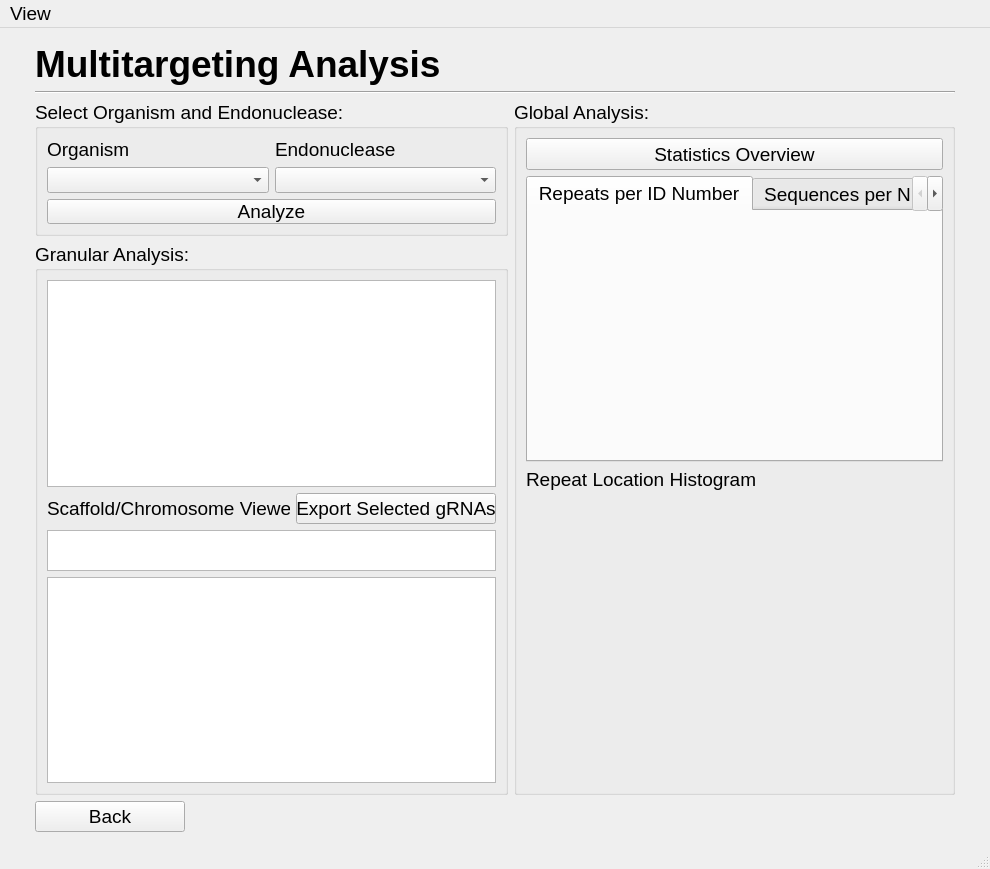
Qt form multitargetingwindow.ui (TrinhLab/CASPERapp) before a commit.
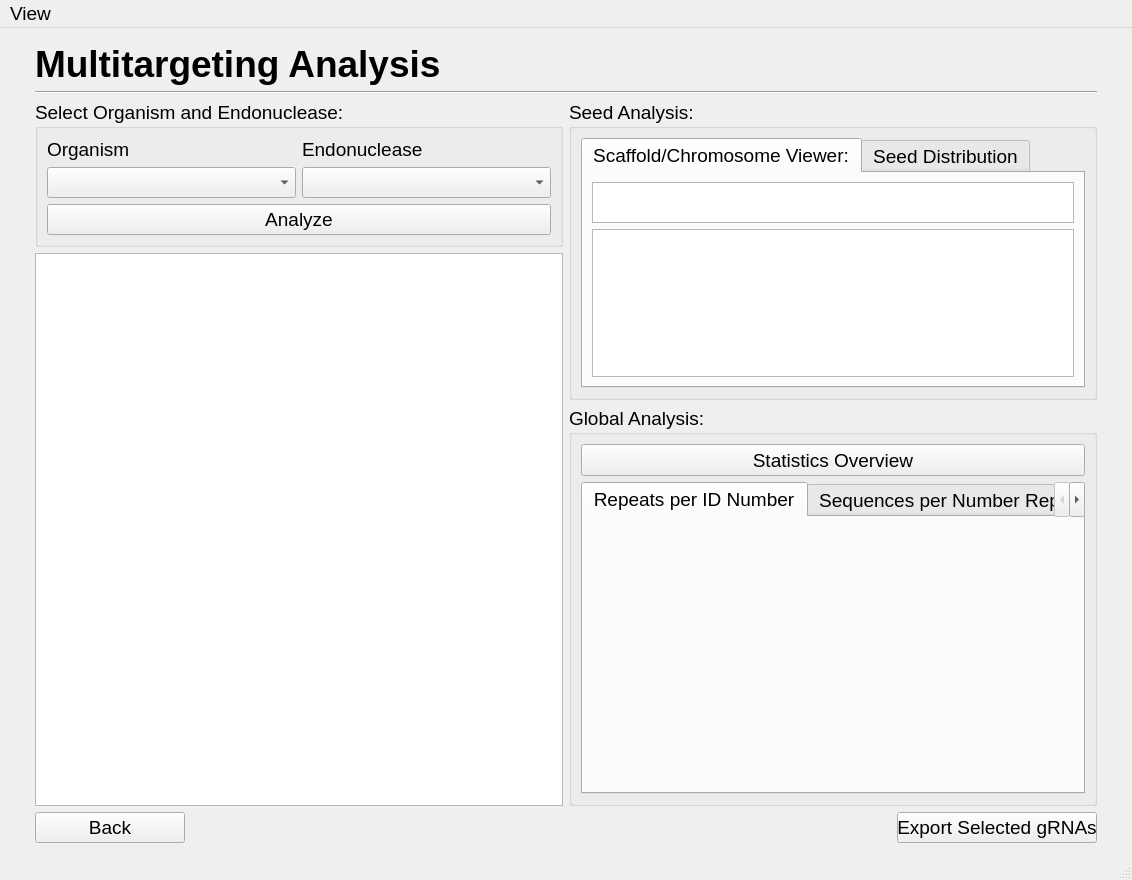
The same form after that commit. The open tabs and pages were chosen to show the change.

Commit message: Change layout of MT

What changed in the file:
```diff
--- a/multitargetingwindow.ui
+++ b/multitargetingwindow.ui
@@ -6,8 +6,8 @@
    <rect>
     <x>0</x>
     <y>0</y>
-    <width>990</width>
-    <height>869</height>
+    <width>1132</width>
+    <height>871</height>
    </rect>
   </property>
   <property name="font">
@@ -21,6 +21,22 @@
   </property>
   <widget class="QWidget" name="centralwidget">
    <layout class="QGridLayout" name="gridLayout">
+    <item row="5" column="1">
+     <widget class="QTableWidget" name="tableWidget">
+      <property name="minimumSize">
+       <size>
+        <width>400</width>
+        <height>0</height>
+       </size>
+      </property>
+      <property name="font">
+       <font>
+        <family>Arial</family>
+        <pointsize>14</pointsize>
+       </font>
+      </property>
+     </widget>
+    </item>
     <item row="13" column="1">
      <widget class="QPushButton" name="back_button">
       <property name="maximumSize">
@@ -54,111 +70,6 @@
       </property>
      </widget>
     </item>
-    <item row="4" column="2" rowspan="2">
-     <widget class="QGroupBox" name="groupBox_3">
-      <property name="sizePolicy">
-       <sizepolicy hsizetype="Expanding" vsizetype="Preferred">
-        <horstretch>0</horstretch>
-        <verstretch>0</verstretch>
-       </sizepolicy>
-      </property>
-      <property name="minimumSize">
-       <size>
-        <width>441</width>
-        <height>680</height>
-       </size>
-      </property>
-      <property name="title">
-       <string>Global Analysis:</string>
-      </property>
-      <layout class="QGridLayout" name="gridLayout_5">
-       <property name="sizeConstraint">
-        <enum>QLayout::SetDefaultConstraint</enum>
-       </property>
-       <item row="2" column="0">
-        <widget class="QLabel" name="label_4">
-         <property name="sizePolicy">
-          <sizepolicy hsizetype="Preferred" vsizetype="Fixed">
-           <horstretch>0</horstretch>
-           <verstretch>0</verstretch>
-          </sizepolicy>
-         </property>
-         <property name="font">
-          <font>
-           <family>Arial</family>
-           <pointsize>14</pointsize>
-          </font>
-         </property>
-         <property name="text">
-          <string>Repeat Location Histogram</string>
-         </property>
-        </widget>
-       </item>
-       <item row="0" column="0">
-        <widget class="QPushButton" name="statistics_overview">
-         <property name="maximumSize">
-          <size>
-           <width>16777215</width>
-           <height>32</height>
-          </size>
-         </property>
-         <property name="font">
-          <font>
-           <family>Arial</family>
-           <pointsize>14</pointsize>
-          </font>
-         </property>
-         <property name="text">
-          <string>Statistics Overview</string>
-         </property>
-        </widget>
-       </item>
-       <item row="1" column="0">
-        <widget class="QTabWidget" name="tabWidget">
-         <property name="sizePolicy">
-          <sizepolicy hsizetype="Preferred" vsizetype="Preferred">
-           <horstretch>0</horstretch>
-           <verstretch>0</verstretch>
-          </sizepolicy>
-         </property>
-         <property name="currentIndex">
-          <number>0</number>
-         </property>
-         <widget class="QWidget" name="tab">
-          <attribute name="title">
-           <string>Repeats per ID Number</string>
-          </attribute>
-          <layout class="QGridLayout" name="gridLayout_3">
-           <item row="0" column="0">
-            <widget class="QWidget" name="repeats_vs_seeds_line" native="true"/>
-           </item>
-          </layout>
-         </widget>
-         <widget class="QWidget" name="tab_2">
-          <attribute name="title">
-           <string>Sequences per Number Repeats</string>
-          </attribute>
-          <layout class="QGridLayout" name="gridLayout_4">
-           <item row="0" column="0">
-            <widget class="QWidget" name="seeds_vs_repeats_bar" native="true"/>
-           </item>
-          </layout>
-         </widget>
-        </widget>
-       </item>
-       <item row="3" column="0">
-        <widget class="QWidget" name="repeats_vs_chromo" native="true">
-         <property name="minimumSize">
-          <size>
-           <width>0</width>
-           <height>250</height>
-          </size>
-         </property>
-        </widget>
-       </item>
-      </layout>
-     </widget>
-    </item>
     <item row="4" column="1">
      <widget class="QGroupBox" name="groupBox">
       <property name="minimumSize">
@@ -227,102 +138,6 @@
       </layout>
      </widget>
     </item>
-    <item row="5" column="1">
-     <widget class="QGroupBox" name="groupBox_2">
-      <property name="sizePolicy">
-       <sizepolicy hsizetype="Expanding" vsizetype="Preferred">
-        <horstretch>0</horstretch>
-        <verstretch>0</verstretch>
-       </sizepolicy>
-      </property>
-      <property name="minimumSize">
-       <size>
-        <width>441</width>
-        <height>553</height>
-       </size>
-      </property>
-      <property name="title">
-       <string>Granular Analysis:</string>
-      </property>
-      <layout class="QGridLayout" name="gridLayout_6">
-       <item row="1" column="0">
-        <widget class="QLabel" name="label_5">
-         <property name="font">
-          <font>
-           <family>Arial</family>
-           <pointsize>14</pointsize>
-          </font>
-         </property>
-         <property name="text">
-          <string>Scaffold/Chromosome Viewer:</string>
-         </property>
-        </widget>
-       </item>
-       <item row="1" column="1">
-        <widget class="QPushButton" name="pushButton">
-         <property name="maximumSize">
-          <size>
-           <width>200</width>
-           <height>32</height>
-          </size>
-         </property>
-         <property name="font">
-          <font>
-           <family>Arial</family>
-           <pointsize>14</pointsize>
-          </font>
-         </property>
-         <property name="text">
-          <string>Export Selected gRNAs</string>
-         </property>
-        </widget>
-       </item>
-       <item row="3" column="0" colspan="2">
-        <widget class="QGraphicsView" name="graphicsView_2">
-         <property name="maximumSize">
-          <size>
-           <width>16777215</width>
-           <height>41</height>
-          </size>
-         </property>
-        </widget>
-       </item>
-       <item row="4" column="0" colspan="2">
-        <widget class="QGraphicsView" name="graphicsView">
-         <property name="minimumSize">
-          <size>
-           <width>400</width>
-           <height>200</height>
-          </size>
-         </property>
-        </widget>
-       </item>
-       <item row="0" column="0" colspan="2">
-        <widget class="QTableWidget" name="tableWidget">
-         <property name="minimumSize">
-          <size>
-           <width>400</width>
-           <height>0</height>
-          </size>
-         </property>
-         <property name="font">
-          <font>
-           <family>Arial</family>
-           <pointsize>14</pointsize>
-          </font>
-         </property>
-        </widget>
-       </item>
-      </layout>
-     </widget>
-    </item>
-    <item row="0" column="1">
-     <widget class="Line" name="line_2">
-      <property name="orientation">
-       <enum>Qt::Vertical</enum>
-      </property>
-     </widget>
-    </item>
     <item row="3" column="1" colspan="2">
      <widget class="Line" name="line">
       <property name="orientation">
@@ -330,6 +145,13 @@
       </property>
      </widget>
     </item>
+    <item row="0" column="1">
+     <widget class="Line" name="line_2">
+      <property name="orientation">
+       <enum>Qt::Vertical</enum>
+      </property>
+     </widget>
+    </item>
     <item row="4" column="3">
      <widget class="QLabel" name="label_6">
       <property name="minimumSize">
@@ -356,6 +178,177 @@
       </property>
      </widget>
     </item>
+    <item row="4" column="2" rowspan="2">
+     <layout class="QGridLayout" name="gridLayout_7">
+      <item row="0" column="0">
+       <widget class="QGroupBox" name="groupBox_2">
+        <property name="sizePolicy">
+         <sizepolicy hsizetype="Expanding" vsizetype="Preferred">
+          <horstretch>0</horstretch>
+          <verstretch>0</verstretch>
+         </sizepolicy>
+        </property>
+        <property name="minimumSize">
+         <size>
+          <width>0</width>
+          <height>300</height>
+         </size>
+        </property>
+        <property name="title">
+         <string>Seed Analysis:</string>
+        </property>
+        <layout class="QGridLayout" name="gridLayout_6">
+         <item row="3" column="0">
+          <widget class="QTabWidget" name="tabWidget_2">
+           <property name="currentIndex">
+            <number>1</number>
+           </property>
+           <widget class="QWidget" name="tab_3">
+            <attribute name="title">
+             <string>Scaffold/Chromosome Viewer:</string>
+            </attribute>
+            <layout class="QVBoxLayout" name="verticalLayout">
+             <item>
+              <widget class="QGraphicsView" name="graphicsView_2">
+               <property name="maximumSize">
+                <size>
+                 <width>16777215</width>
+                 <height>41</height>
+                </size>
+               </property>
+              </widget>
+             </item>
+             <item>
+              <widget class="QGraphicsView" name="graphicsView">
+               <property name="minimumSize">
+                <size>
+                 <width>400</width>
+                 <height>0</height>
+                </size>
+               </property>
+              </widget>
+             </item>
+            </layout>
+           </widget>
+           <widget class="QWidget" name="tab_4">
+            <attribute name="title">
+             <string>Seed Distribution</string>
+            </attribute>
+            <layout class="QVBoxLayout" name="verticalLayout_2">
+             <item>
+              <widget class="QWidget" name="repeats_vs_chromo" native="true">
+               <property name="minimumSize">
+                <size>
+                 <width>0</width>
+                 <height>0</height>
+                </size>
+               </property>
+              </widget>
+             </item>
+            </layout>
+           </widget>
+          </widget>
+         </item>
+        </layout>
+       </widget>
+      </item>
+      <item row="1" column="0">
+       <widget class="QGroupBox" name="groupBox_3">
+        <property name="sizePolicy">
+         <sizepolicy hsizetype="Expanding" vsizetype="Preferred">
+          <horstretch>0</horstretch>
+          <verstretch>0</verstretch>
+         </sizepolicy>
+        </property>
+        <property name="minimumSize">
+         <size>
+          <width>0</width>
+          <height>400</height>
+         </size>
+        </property>
+        <property name="title">
+         <string>Global Analysis:</string>
+        </property>
+        <layout class="QGridLayout" name="gridLayout_5">
+         <property name="sizeConstraint">
+          <enum>QLayout::SetDefaultConstraint</enum>
+         </property>
+         <item row="0" column="0">
+          <widget class="QPushButton" name="statistics_overview">
+           <property name="maximumSize">
+            <size>
+             <width>16777215</width>
+             <height>32</height>
+            </size>
+           </property>
+           <property name="font">
+            <font>
+             <family>Arial</family>
+             <pointsize>14</pointsize>
+            </font>
+           </property>
+           <property name="text">
+            <string>Statistics Overview</string>
+           </property>
+          </widget>
+         </item>
+         <item row="1" column="0">
+          <widget class="QTabWidget" name="tabWidget">
+           <property name="sizePolicy">
+            <sizepolicy hsizetype="Preferred" vsizetype="Preferred">
+             <horstretch>0</horstretch>
+             <verstretch>0</verstretch>
+            </sizepolicy>
+           </property>
+           <property name="currentIndex">
+            <number>0</number>
+           </property>
+           <widget class="QWidget" name="tab">
+            <attribute name="title">
+             <string>Repeats per ID Number</string>
+            </attribute>
+            <layout class="QGridLayout" name="gridLayout_3">
+             <item row="0" column="0">
+              <widget class="QWidget" name="repeats_vs_seeds_line" native="true"/>
+             </item>
+            </layout>
+           </widget>
+           <widget class="QWidget" name="tab_2">
+            <attribute name="title">
+             <string>Sequences per Number Repeats</string>
+            </attribute>
+            <layout class="QGridLayout" name="gridLayout_4">
+             <item row="0" column="0">
+              <widget class="QWidget" name="seeds_vs_repeats_bar" native="true"/>
+             </item>
+            </layout>
+           </widget>
+          </widget>
+         </item>
+        </layout>
+       </widget>
+      </item>
+     </layout>
+    </item>
+    <item row="13" column="2" alignment="Qt::AlignRight">
+     <widget class="QPushButton" name="pushButton">
+      <property name="maximumSize">
+       <size>
+        <width>200</width>
+        <height>32</height>
+       </size>
+      </property>
+      <property name="font">
+       <font>
+        <family>Arial</family>
+        <pointsize>14</pointsize>
+       </font>
+      </property>
+      <property name="text">
+       <string>Export Selected gRNAs</string>
+      </property>
+     </widget>
+    </item>
    </layout>
   </widget>
   <widget class="QMenuBar" name="menubar">
@@ -363,7 +356,7 @@
     <rect>
      <x>0</x>
      <y>0</y>
-     <width>990</width>
+     <width>1132</width>
      <height>24</height>
     </rect>
    </property>
```
The commit also changes 1 other file.
